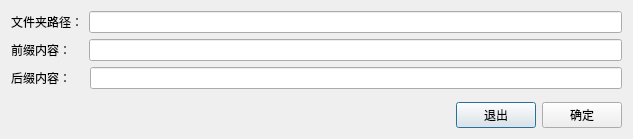
Before: the Qt Designer form renamedialog.ui in orz-ai/transcoder, drawn with Qt 5.
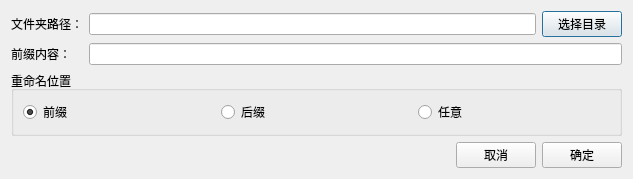
After: the same form once the commit is applied.

Commit message: feat: [1.0.1] 修复文件批量重命名功能

```diff
--- a/renamedialog.ui
+++ b/renamedialog.ui
@@ -7,7 +7,7 @@
     <x>0</x>
     <y>0</y>
     <width>633</width>
-    <height>139</height>
+    <height>166</height>
    </rect>
   </property>
   <property name="windowTitle">
@@ -29,7 +29,18 @@
         </widget>
        </item>
        <item>
-        <widget class="QLineEdit" name="dirInput"/>
+        <widget class="QLineEdit" name="dirInput">
+         <property name="placeholderText">
+          <string/>
+         </property>
+        </widget>
+       </item>
+       <item>
+        <widget class="QPushButton" name="pushButton">
+         <property name="text">
+          <string>选择目录</string>
+         </property>
+        </widget>
        </item>
       </layout>
      </item>
@@ -58,15 +69,38 @@
       <number>19</number>
      </property>
      <item>
-      <widget class="QLabel" name="label_3">
-       <property name="text">
-        <string>后缀内容：</string>
+      <widget class="QGroupBox" name="groupBox">
+       <property name="title">
+        <string>重命名位置</string>
        </property>
+       <layout class="QHBoxLayout" name="groupBoxLayout">
+        <item>
+         <widget class="QRadioButton" name="prefixRadioButton">
+          <property name="text">
+           <string>前缀</string>
+          </property>
+          <property name="checked">
+           <bool>true</bool>
+          </property>
+         </widget>
+        </item>
+        <item>
+         <widget class="QRadioButton" name="suffixRadioButton">
+          <property name="text">
+           <string>后缀</string>
+          </property>
+         </widget>
+        </item>
+        <item>
+         <widget class="QRadioButton" name="arbitraryRadioButton">
+          <property name="text">
+           <string>任意</string>
+          </property>
+         </widget>
+        </item>
+       </layout>
       </widget>
      </item>
-     <item>
-      <widget class="QLineEdit" name="lineEdit"/>
-     </item>
     </layout>
    </item>
    <item>
@@ -100,7 +134,7 @@
      <item>
       <widget class="QPushButton" name="cancelBtn">
        <property name="text">
-        <string>退出</string>
+        <string>取消</string>
        </property>
       </widget>
      </item>
```
The commit also changes 6 other files.
